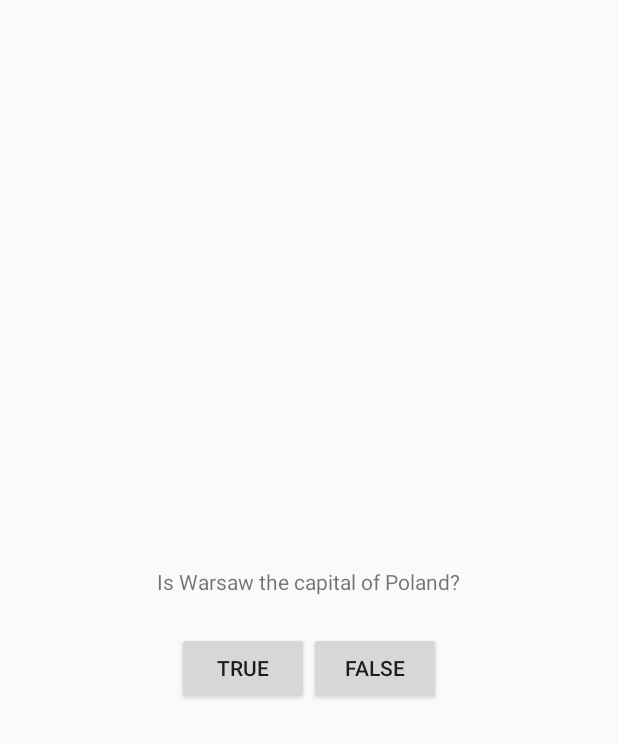
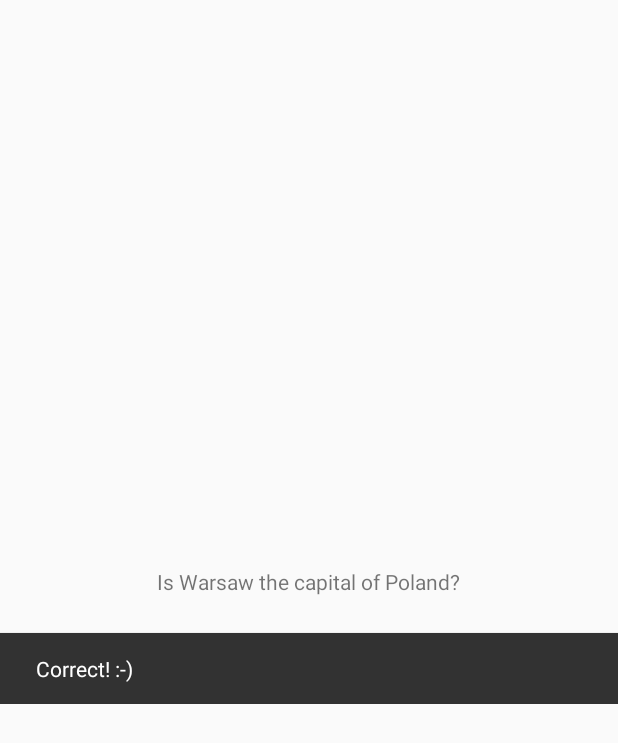
Before and after one commit to Raphalius/GeoQuiz, an Android app built with Jetpack Compose: the screen it shows after launch (MainActivity), after a tap on "TRUE", on a phone screen of 412 x 824 dp. Shown: the top 743 px of the screen. Run offline under Robolectric (Android 15) with nearby library versions, the phone set to English and light mode, and no system bars.

```diff
--- a/app/build.gradle.kts
+++ b/app/build.gradle.kts
@@ -59,6 +59,7 @@ dependencies {
     implementation(libs.androidx.ui.graphics)
     implementation(libs.androidx.ui.tooling.preview)
     implementation(libs.androidx.material3)
+    implementation("com.google.android.material:material:1.12.0")
     testImplementation(libs.junit)
     androidTestImplementation(libs.androidx.junit)
     androidTestImplementation(libs.androidx.espresso.core)
--- a/app/src/main/AndroidManifest.xml
+++ b/app/src/main/AndroidManifest.xml
@@ -10,13 +10,13 @@
         android:label="@string/app_name"
         android:roundIcon="@mipmap/ic_launcher_round"
         android:supportsRtl="true"
-        android:theme="@style/Theme.GeoQuiz"
+        android:theme="@style/Theme.AppCompat.Light"
         tools:targetApi="31">
         <activity
             android:name=".MainActivity"
             android:exported="true"
             android:label="@string/app_name"
-            android:theme="@style/Theme.GeoQuiz">
+            android:theme="@style/Theme.AppCompat.Light">
             <intent-filter>
                 <action android:name="android.intent.action.MAIN" />
 
--- a/app/src/main/java/com/bignerdranch/android/geoquiz/MainActivity.kt
+++ b/app/src/main/java/com/bignerdranch/android/geoquiz/MainActivity.kt
@@ -3,18 +3,8 @@ package com.bignerdranch.android.geoquiz
 import android.os.Bundle
 import android.view.View
 import android.widget.Button
-import android.widget.Toast
+import com.google.android.material.snackbar.Snackbar
 import androidx.activity.ComponentActivity
-import androidx.activity.compose.setContent
-import androidx.activity.enableEdgeToEdge
-import androidx.compose.foundation.layout.fillMaxSize
-import androidx.compose.foundation.layout.padding
-import androidx.compose.material3.Scaffold
-import androidx.compose.material3.Text
-import androidx.compose.runtime.Composable
-import androidx.compose.ui.Modifier
-import androidx.compose.ui.tooling.preview.Preview
-import com.bignerdranch.android.geoquiz.ui.theme.GeoQuizTheme
 
 class MainActivity : ComponentActivity() {
 
@@ -28,18 +18,18 @@ class MainActivity : ComponentActivity() {
         falseButton = findViewById(R.id.false_button)
 
         trueButton.setOnClickListener { view: View ->
-            Toast.makeText(
-                this,
+            Snackbar.make(
+                view,
                 R.string.correct_toast,
-                Toast.LENGTH_SHORT
+                Snackbar.LENGTH_SHORT
             ).show()
         }
 
         falseButton.setOnClickListener { view: View ->
-            Toast.makeText(
-                this,
+            Snackbar.make(
+                view,
                 R.string.incorrect_toast,
-                Toast.LENGTH_SHORT
+                Snackbar.LENGTH_SHORT
             ).show()
         }
     }
--- a/app/src/main/res/layout/activity_main.xml
+++ b/app/src/main/res/layout/activity_main.xml
@@ -1,32 +1,39 @@
 <?xml version="1.0" encoding="utf-8"?>
 <LinearLayout xmlns:android="http://schemas.android.com/apk/res/android"
-    android:orientation="vertical"
+    android:layout_width="match_parent"
+    android:layout_height="match_parent"
     android:gravity="center"
-    android:layout_width="match_parent"
-    android:layout_height="match_parent">
+    android:orientation="vertical">
 
     <TextView
         android:layout_width="wrap_content"
         android:layout_height="wrap_content"
         android:padding="24dp"
-        android:text="@string/question_text"/>
+        android:text="@string/question_text" />
 
+    <androidx.coordinatorlayout.widget.CoordinatorLayout
+        android:layout_width="match_parent"
+        android:layout_height="wrap_content">
     <LinearLayout
+        android:id="@+id/button_container"
         android:layout_width="wrap_content"
         android:layout_height="wrap_content"
+        android:layout_gravity="center"
         android:orientation="horizontal">
 
         <Button
             android:id="@+id/true_button"
             android:layout_width="wrap_content"
             android:layout_height="wrap_content"
-            android:text="@string/true_button"/>
+            android:text="@string/true_button" />
 
         <Button
             android:id="@+id/false_button"
             android:layout_width="wrap_content"
             android:layout_height="wrap_content"
-            android:text="@string/false_button"/>
+            android:text="@string/false_button" />
 
     </LinearLayout>
+    </androidx.coordinatorlayout.widget.CoordinatorLayout>
+
 </LinearLayout>
```
